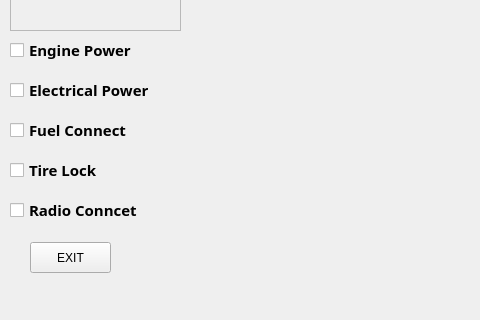
Old version of the form Launch/Anasayfa - untitled.ui in the repository Cancanakon/PythonSchool; both pictures show x 0 to 480 and y 280 to 600 of the 820 by 600 pixel window.
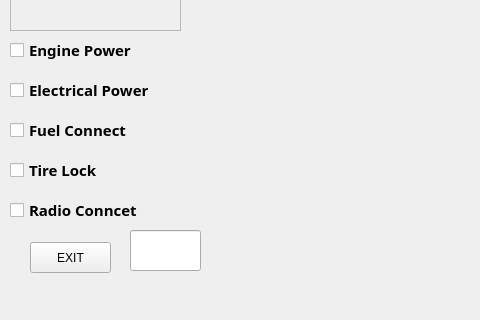
New version of the form. Icons and pictures are not drawn.

The edit to the form file:
```diff
--- a/Launch/Anasayfa - untitled.ui
+++ b/Launch/Anasayfa - untitled.ui
@@ -370,6 +370,27 @@
      <string>START</string>
     </property>
    </widget>
+   <widget class="QLineEdit" name="txtVal">
+    <property name="geometry">
+     <rect>
+      <x>130</x>
+      <y>510</y>
+      <width>71</width>
+      <height>41</height>
+     </rect>
+    </property>
+    <property name="font">
+     <font>
+      <family>Century Gothic</family>
+      <pointsize>11</pointsize>
+      <weight>75</weight>
+      <bold>true</bold>
+     </font>
+    </property>
+    <property name="alignment">
+     <set>Qt::AlignCenter</set>
+    </property>
+   </widget>
   </widget>
   <widget class="QMenuBar" name="menubar">
    <property name="geometry">
```
